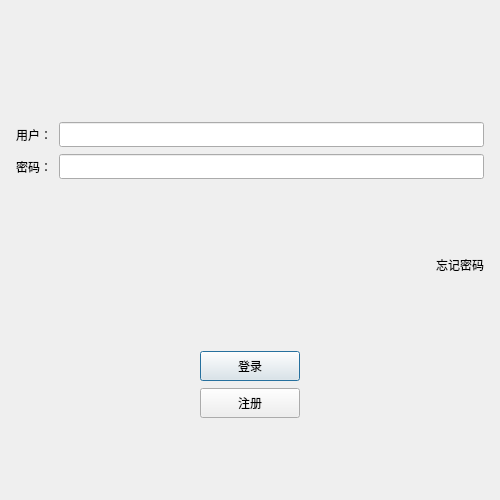
First picture: the form in login.ui, repository Glaceon127/mychat_project, before the edit.
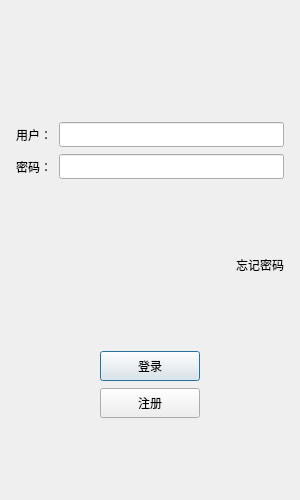
Second picture: the form after the edit. Icons and pictures are not drawn.

```diff
--- a/login.ui
+++ b/login.ui
@@ -6,10 +6,22 @@
    <rect>
     <x>0</x>
     <y>0</y>
-    <width>500</width>
+    <width>300</width>
     <height>500</height>
    </rect>
   </property>
+  <property name="minimumSize">
+   <size>
+    <width>300</width>
+    <height>500</height>
+   </size>
+  </property>
+  <property name="maximumSize">
+   <size>
+    <width>300</width>
+    <height>500</height>
+   </size>
+  </property>
   <property name="windowTitle">
    <string>Dialog</string>
   </property>
```
